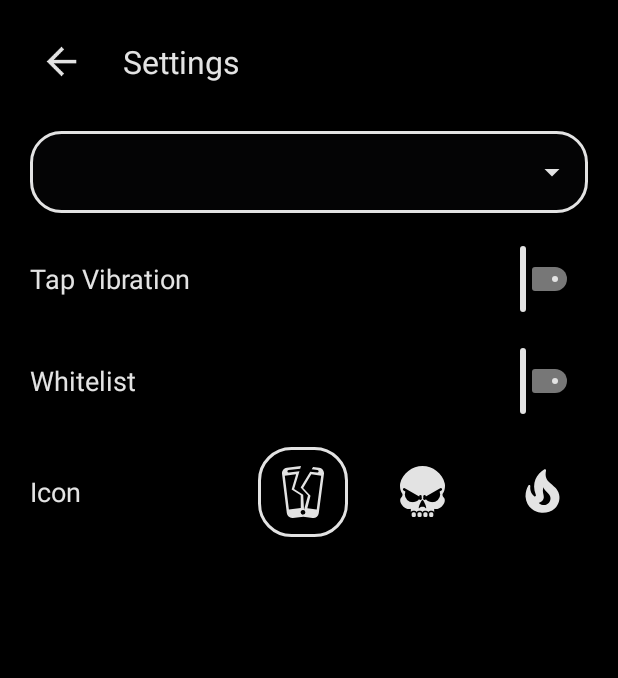
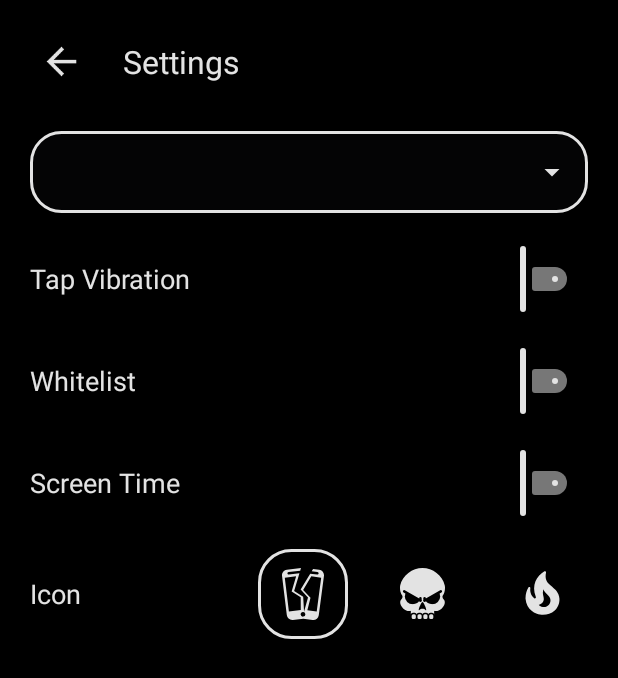
Before and after one commit to PathFOSS/DullPhone, an Android app: the layout fragment_settings.xml on its own in the app's theme, with its tools: preview values and no code run, on a phone screen of 412 x 824 dp. Shown: the top 678 px of the screen. Run offline under Robolectric (Android 15) with nearby library versions, the light colour scheme and no system bars.

Commit message:
Added screen time notification

```diff
--- a/app/build.gradle
+++ b/app/build.gradle
@@ -11,7 +11,7 @@
         minSdk 26
         targetSdk 34
         versionCode 2
-        versionName "2.2.4"
+        versionName "2.3.0"
         testInstrumentationRunner "androidx.test.runner.AndroidJUnitRunner"
     }
 
@@ -29,7 +29,7 @@
 
 dependencies {
     implementation 'androidx.appcompat:appcompat:1.6.1'
-    implementation 'com.google.android.material:material:1.8.0'
+    implementation 'com.google.android.material:material:1.11.0'
     implementation 'androidx.constraintlayout:constraintlayout:2.1.4'
     testImplementation 'junit:junit:4.13.2'
     androidTestImplementation 'androidx.test.ext:junit:1.1.5'
--- a/app/src/main/java/com/pathfoss/dullphone/OverlayService.java
+++ b/app/src/main/java/com/pathfoss/dullphone/OverlayService.java
@@ -7,6 +7,7 @@
 import android.content.Context;
 import android.content.Intent;
 import android.os.IBinder;
+
 import androidx.core.app.NotificationCompat;
 
 public class OverlayService extends Service {
@@ -48,6 +49,7 @@
                 .setSmallIcon(R.drawable.ic_stat_name)
                 .setPriority(NotificationManager.IMPORTANCE_MAX)
                 .setCategory(Notification.CATEGORY_SERVICE)
+                .setSilent(true)
                 .build();
         startForeground(2, notification);
     }
--- a/app/src/main/java/com/pathfoss/dullphone/WhiteList.java
+++ b/app/src/main/java/com/pathfoss/dullphone/WhiteList.java
@@ -96,7 +96,8 @@
                         clApp.setTag(packageName);
                         appIcon.setBackground(packageManager.getApplicationIcon(packageName));
                         appTitle.setText(appName);
-                } catch (Exception ignored) {}
+                    } catch (Exception ignored) {
+                    }
 
                     // Add icons and names in containers
                     whitelistLinearLayout.addView(clApp);
--- a/app/src/main/res/layout/fragment_settings.xml
+++ b/app/src/main/res/layout/fragment_settings.xml
@@ -88,11 +88,34 @@
         android:contentDescription="@string/ac_whitelist_toggle"/>
 
     <TextView
+        android:id="@+id/tv_title_screen_time"
+        style="@style/dullphone_secondary_title"
+        android:layout_width="0dp"
+        android:layout_height="0dp"
+        app:layout_constraintTop_toTopOf="@id/s_screen_time"
+        app:layout_constraintBottom_toBottomOf="@id/s_screen_time"
+        app:layout_constraintStart_toStartOf="parent"
+        app:layout_constraintEnd_toStartOf="@id/s_screen_time"
+        android:layout_marginEnd="@dimen/spacing_normal"
+        android:text="@string/at_screen_time"/>
+
+    <com.google.android.material.slider.Slider
+        android:id="@+id/s_screen_time"
+        style="@style/dullphone_slider"
+        android:layout_width="@dimen/slider_width"
+        android:layout_height="wrap_content"
+        app:layout_constraintTop_toBottomOf="@id/tv_title_whitelist"
+        app:layout_constraintStart_toEndOf="@id/tv_title_screen_time"
+        app:layout_constraintEnd_toEndOf="parent"
+        android:layout_marginTop="@dimen/spacing_normal"
+        android:contentDescription="@string/ac_whitelist_toggle"/>
+
+    <TextView
         android:id="@+id/tv_title_icon"
         style="@style/dullphone_secondary_title"
         android:layout_width="0dp"
         android:layout_height="@dimen/primary_button_width_normal"
-        app:layout_constraintTop_toBottomOf="@id/tv_title_whitelist"
+        app:layout_constraintTop_toBottomOf="@id/tv_title_screen_time"
         app:layout_constraintStart_toStartOf="parent"
         app:layout_constraintEnd_toStartOf="@id/iv_dullphone"
         android:layout_marginEnd="@dimen/spacing_normal"
@@ -103,7 +126,7 @@
         android:id="@+id/iv_dullphone"
         android:layout_width="@dimen/primary_button_width_normal"
         android:layout_height="@dimen/primary_button_width_normal"
-        app:layout_constraintTop_toBottomOf="@id/tv_title_whitelist"
+        app:layout_constraintTop_toBottomOf="@id/tv_title_screen_time"
         app:layout_constraintEnd_toStartOf="@id/iv_skull"
         android:layout_marginEnd="@dimen/spacing_normal"
         android:layout_marginTop="@dimen/spacing_normal"
@@ -115,7 +138,7 @@
         android:id="@+id/iv_skull"
         android:layout_width="@dimen/primary_button_width_normal"
         android:layout_height="@dimen/primary_button_width_normal"
-        app:layout_constraintTop_toBottomOf="@id/tv_title_whitelist"
+        app:layout_constraintTop_toBottomOf="@id/tv_title_screen_time"
         app:layout_constraintEnd_toStartOf="@id/iv_fire"
         android:layout_marginTop="@dimen/spacing_normal"
         android:layout_marginEnd="@dimen/spacing_normal"
@@ -127,7 +150,7 @@
         android:id="@+id/iv_fire"
         android:layout_width="@dimen/primary_button_width_normal"
         android:layout_height="@dimen/primary_button_width_normal"
-        app:layout_constraintTop_toBottomOf="@id/tv_title_whitelist"
+        app:layout_constraintTop_toBottomOf="@id/tv_title_screen_time"
         app:layout_constraintEnd_toEndOf="parent"
         android:layout_marginTop="@dimen/spacing_normal"
         android:paddingVertical="10dp"
--- a/app/src/main/res/values/strings.xml
+++ b/app/src/main/res/values/strings.xml
@@ -58,4 +58,5 @@
     <string name="ac_row_image_5">Row Image 5</string>
     <string name="ac_row_image_6">Row Image 6</string>
     <string name="at_close">Close</string>
+    <string name="at_screen_time">Screen Time</string>
 </resources>
```
Also changed, not shown: app/src/main/AndroidManifest.xml (+12 -4 lines), app/src/main/java/com/pathfoss/dullphone/Controller.java (+19 -2 lines), app/src/main/java/com/pathfoss/dullphone/ScreenTimeService.java (added, +125 -0 lines), app/src/main/java/com/pathfoss/dullphone/Settings.java (+16 -0 lines). Lines whose indentation alone changed are shown as unchanged.
